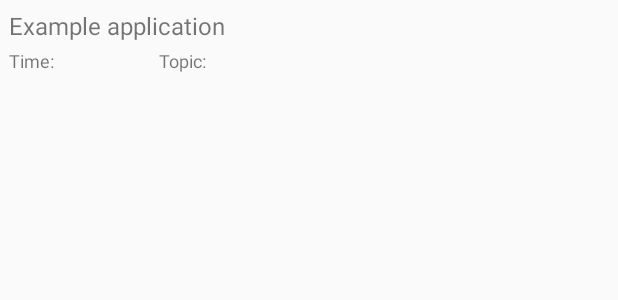
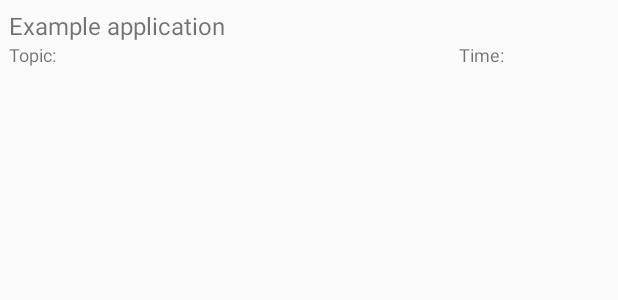
Before and after one commit to eclipse/paho.mqtt.android, an Android app: the layout message_list_item.xml on its own in the app's theme, with its tools: preview values and no code run, on a phone screen of 412 x 824 dp. Shown: the top 300 px of the screen. Run offline under Robolectric (Android 15) with nearby library versions, the phone set to English and light mode, and no system bars.

Commit message:
Fixing Subscription list item and Message list item layouts for Android Jelly bean
Signed-off-by: James Sutton <james.sutton@uk.ibm.com>

```diff
--- a/org.eclipse.paho.android.sample/src/main/java/org/eclipse/paho/android/sample/components/MessageListItemAdapter.java
+++ b/org.eclipse.paho.android.sample/src/main/java/org/eclipse/paho/android/sample/components/MessageListItemAdapter.java
@@ -41,7 +41,7 @@ public class MessageListItemAdapter extends ArrayAdapter<ReceivedMessage>{
         topicTextView.setText(new String("Topic: " + messages.get(position).getTopic()));
         SimpleDateFormat format = new SimpleDateFormat("HH:mm:ss");
         String shortDateStamp = format.format(messages.get(position).getTimestamp());
-        dateTextView.setText("Date: " + shortDateStamp);
+        dateTextView.setText("Time: " + shortDateStamp);
         return rowView;
     }
 }
--- a/org.eclipse.paho.android.sample/src/main/res/layout/message_list_item.xml
+++ b/org.eclipse.paho.android.sample/src/main/res/layout/message_list_item.xml
@@ -7,13 +7,13 @@
         android:id="@+id/message_topic_text"
         android:layout_width="fill_parent"
         android:layout_height="26dip"
-        android:layout_alignParentBottom="true"
-        android:layout_alignParentRight="true"
         android:ellipsize="marquee"
         android:singleLine="true"
         android:text="Topic: "
         android:textSize="12sp"
-        android:layout_toEndOf="@+id/message_date_text" />
+        android:layout_below="@+id/message_text"
+        android:layout_alignParentLeft="true"
+        android:layout_alignParentStart="true" />
 
     <TextView
         android:id="@+id/message_text"
@@ -31,9 +31,10 @@
         android:layout_height="26dip"
         android:text="Time:"
         android:id="@+id/message_date_text"
-        android:layout_alignTop="@+id/message_topic_text"
-        android:layout_alignParentStart="true"
-        android:textSize="12dip" />
+        android:textSize="12dip"
+        android:layout_below="@+id/message_text"
+        android:layout_alignParentRight="true"
+        android:layout_alignParentEnd="true" />
 
 
 </RelativeLayout>
--- a/org.eclipse.paho.android.sample/src/main/res/layout/subscription_list_item.xml
+++ b/org.eclipse.paho.android.sample/src/main/res/layout/subscription_list_item.xml
@@ -45,7 +45,7 @@
         android:layout_marginRight="6dip"
         android:contentDescription="TODO"
         android:src="@drawable/ic_delete"
-        android:layout_alignTop="@+id/icon"
-        android:layout_alignEnd="@+id/message_text" />
+        android:layout_alignEnd="@+id/message_text"
+        android:layout_alignParentRight="true" />
 
 </RelativeLayout>
```
Also changed, not shown: org.eclipse.paho.android.sample/src/main/AndroidManifest.xml (+4 -9 lines).
